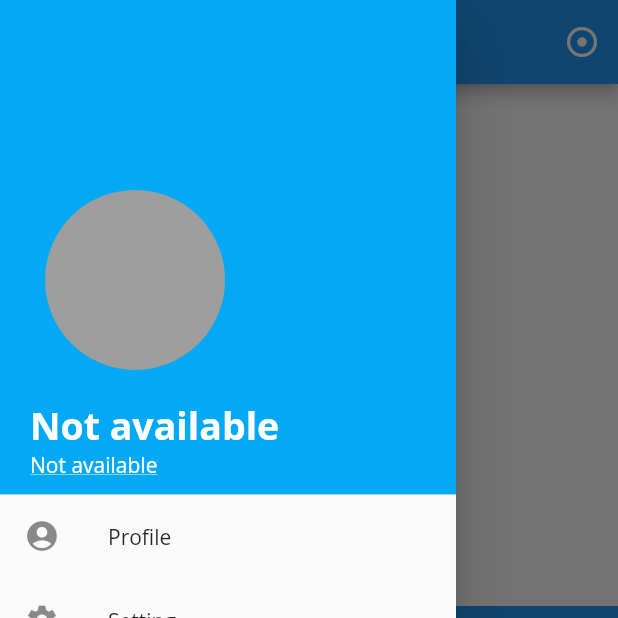
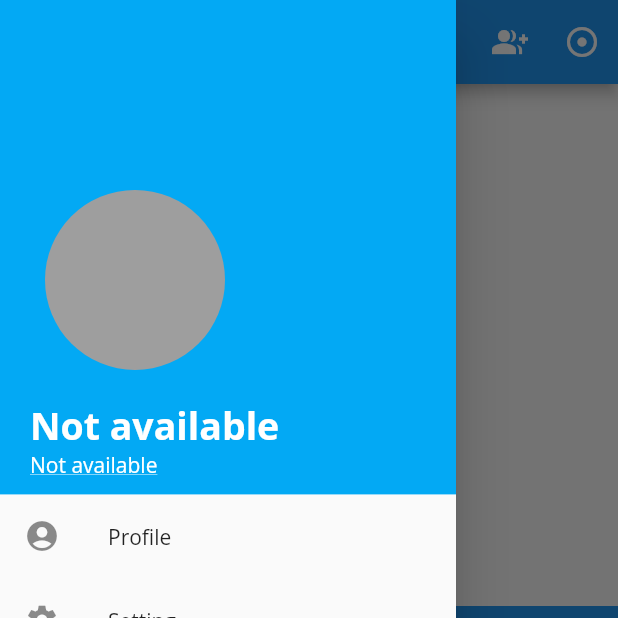
Before and after one commit to SilentCatD/CheckBird, a Flutter app: the screen it shows once a user with an empty profile is signed in, item 3 of the bottom bar chosen, with the side drawer open, on a phone screen of 412 x 824 dp, the top half of it. Run offline on Flutter 3.47's test engine with Material 2 defaults, Android fonts, the phone set to English and light mode, and no system bars; our stand-ins replace cloud_firestore, firebase_auth, firebase_core, font_awesome_flutter, google_sign_in; accounts and stored records are empty.

Commit message:
minor change

```diff
--- a/lib/screens/groups/groups_screen.dart
+++ b/lib/screens/groups/groups_screen.dart
@@ -20,6 +20,7 @@ class GroupScreen extends StatelessWidget {
         ),
         title: const Text("Group"),
         actions: [
+          IconButton(onPressed: (){}, icon: const Icon(Icons.group_add)),
           IconButton(onPressed: (){}, icon: const Icon(Icons.adjust)),
         ],
       ),
```
